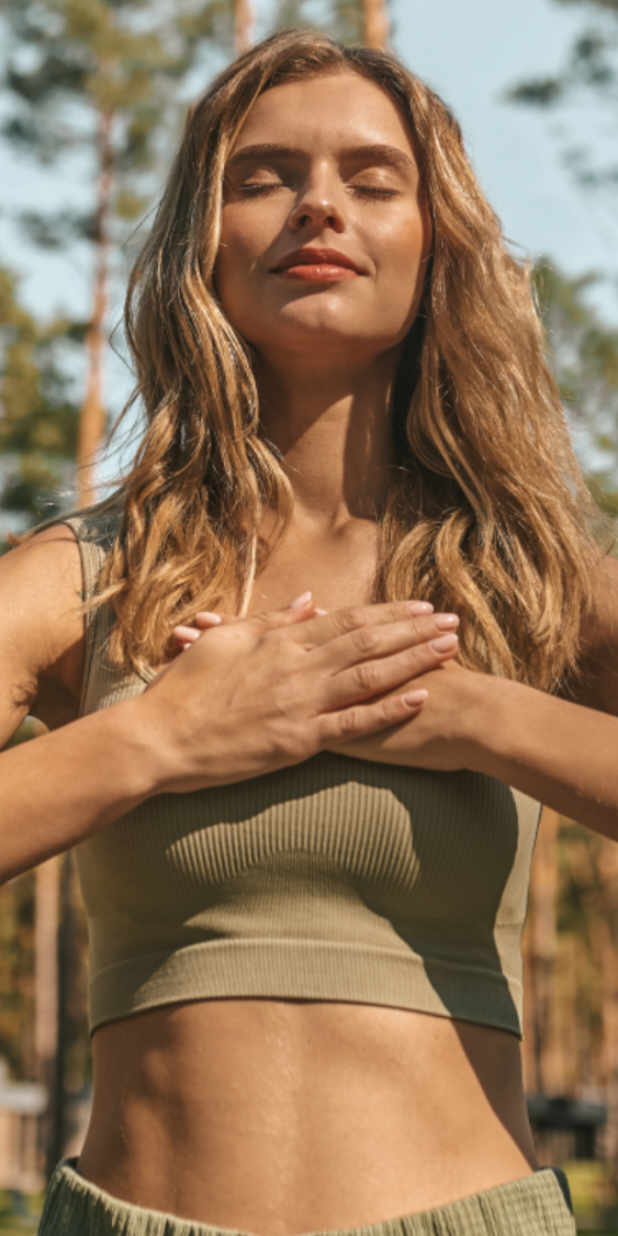
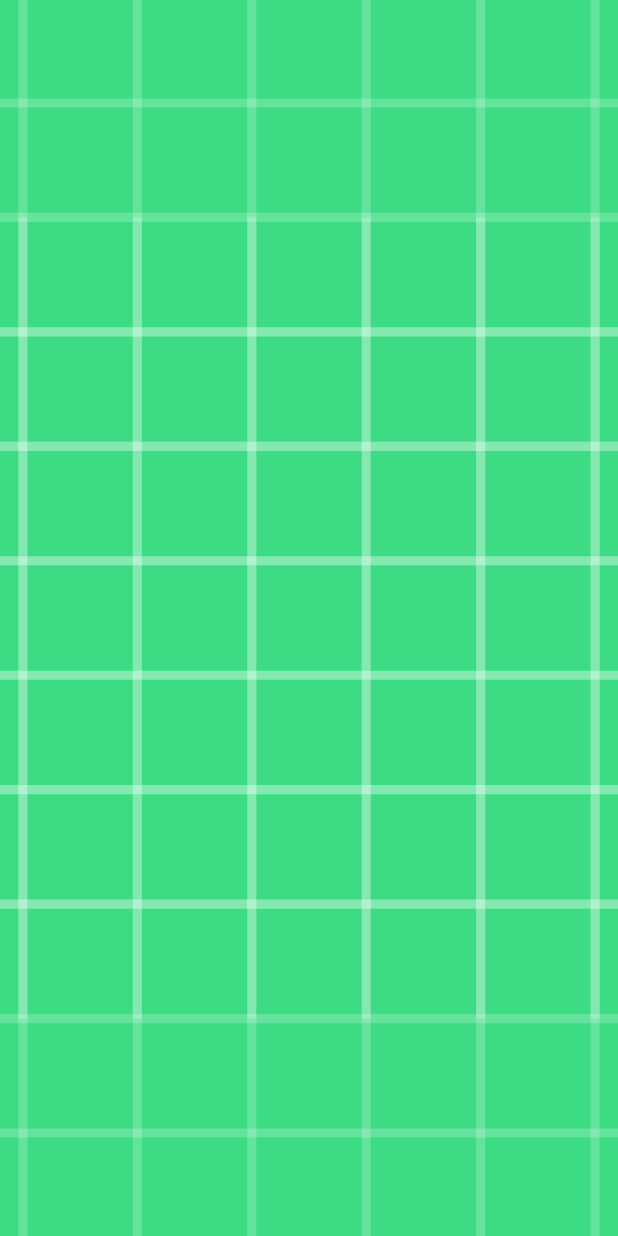
Before and after one commit to aqeel2khan/updatedLMR, an Android app: the layout activity_splash.xml on its own in the app's theme, with its tools: preview values and no code run, on a phone screen of 412 x 824 dp. Run offline under Robolectric (Android 15) with nearby library versions, the phone set to English and light mode, and no system bars.

Commit message:
Remove unused Image

```diff
--- a/app/src/main/res/layout/activity_splash.xml
+++ b/app/src/main/res/layout/activity_splash.xml
@@ -10,7 +10,7 @@
         android:layout_width="match_parent"
         android:layout_height="match_parent"
         android:filterTouchesWhenObscured="true"
-        android:src="@drawable/splash_bg"
+        android:src="@drawable/ic_launcher_background"
         android:contentDescription="TODO"
         android:scaleType="centerCrop"
         tools:ignore="ContentDescription,HardcodedText" />
```
Also changed, not shown: app/src/main/res/drawable/exercise_image.png (deleted), app/src/main/res/drawable/sign_bg.png (deleted), app/src/main/res/drawable/splash_bg.png (deleted).
